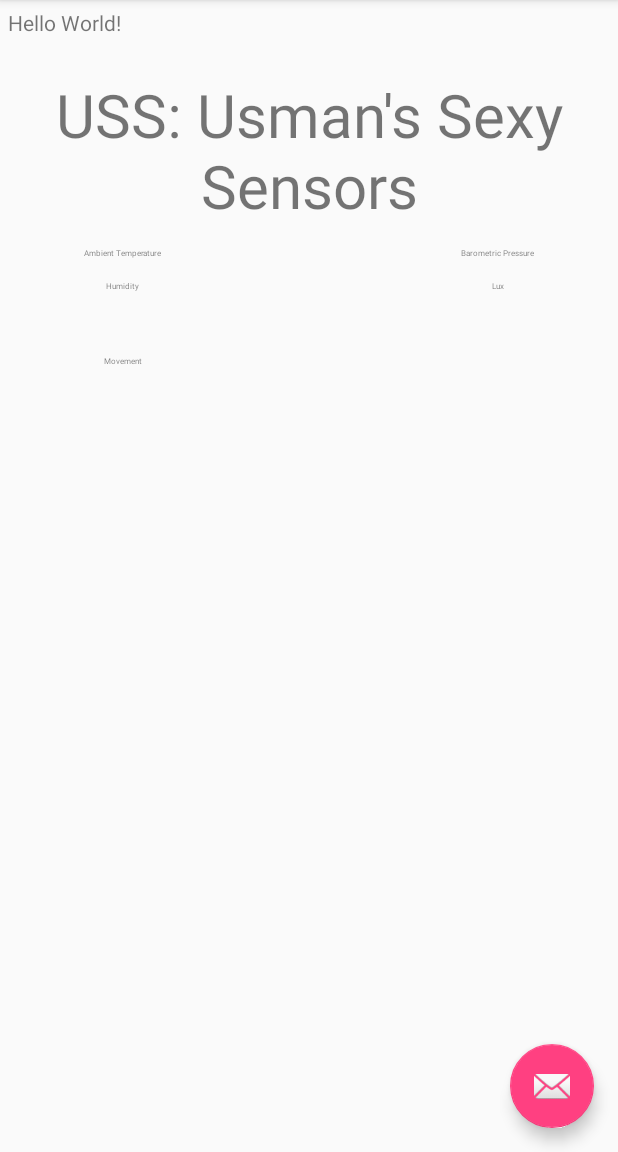
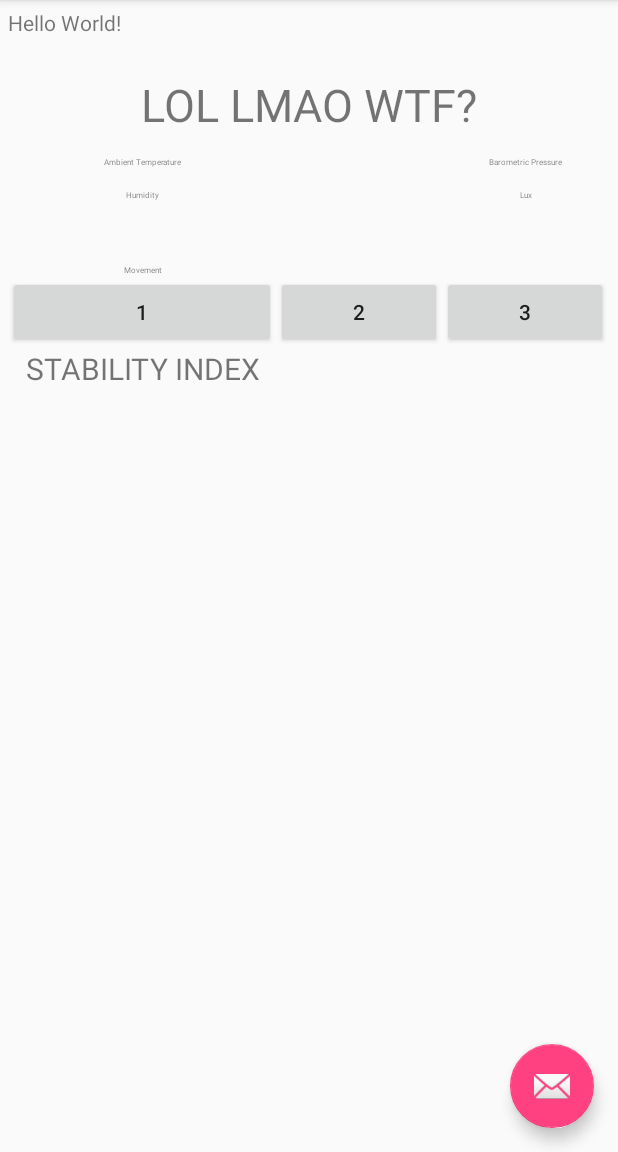
Before and after one commit to Uzmany/myAnkle, an Android app: the MainActivity screen opened directly, with no data from a screen before it, on a phone screen of 412 x 824 dp, the part 84-1236 px from its top. Run offline under Robolectric (Android 15) with nearby library versions, the phone set to English and light mode, and no system bars; 1 statement that could not run was skipped.

Commit message:
Lol.. almost done.

```diff
--- a/app/src/main/res/layout/activity_main.xml
+++ b/app/src/main/res/layout/activity_main.xml
@@ -42,8 +42,8 @@
             android:paddingTop="100dp"
 
             android:gravity="center_horizontal"
-            android:textSize="40sp"
-            android:text="USS: Usman's Sexy Sensors"/>
+            android:textSize="30dp"
+            android:text="LOL LMAO WTF?"/>
         <TableRow>
             <TextView
                 android:id="@+id/text_temperature"
@@ -135,6 +135,44 @@
                 android:gravity="center_horizontal"
                 android:text="Movement"/>
         </TableRow>
+        <TableRow>
+            <Button
+                android:layout_column="0"
+                android:id="@+id/button1"
+                android:layout_width="wrap_content"
+                android:layout_height="wrap_content"
+                android:onClick="do1"
+                android:text="1" />
+
+            <Button
+                android:layout_column="1"
+                android:id="@+id/button2"
+                android:layout_width="wrap_content"
+                android:layout_height="wrap_content"
+                android:onClick="do2"
+                android:text="2" />
+            <Button
+                android:layout_column="2"
+                android:id="@+id/button3"
+                android:layout_width="wrap_content"
+                android:layout_height="wrap_content"
+                android:onClick="do3"
+                android:text="3" />
+        </TableRow>
+        <TableRow>
+            <TextView
+                android:text="STABILITY INDEX"
+                android:layout_column="0"
+                android:textSize="20dp"
+                android:gravity="center_horizontal"
+                />
+            <TextView
+                android:id="@+id/text_stabilitylevel"
+                android:layout_column="1"
+                android:textSize="20dp"
+                android:gravity="center_horizontal"
+                />
+        </TableRow>
     </TableLayout>
 
 
```
Also changed, not shown: app/src/main/java/uzmany/bmonitor/MainActivity.java (+87 -6 lines).
